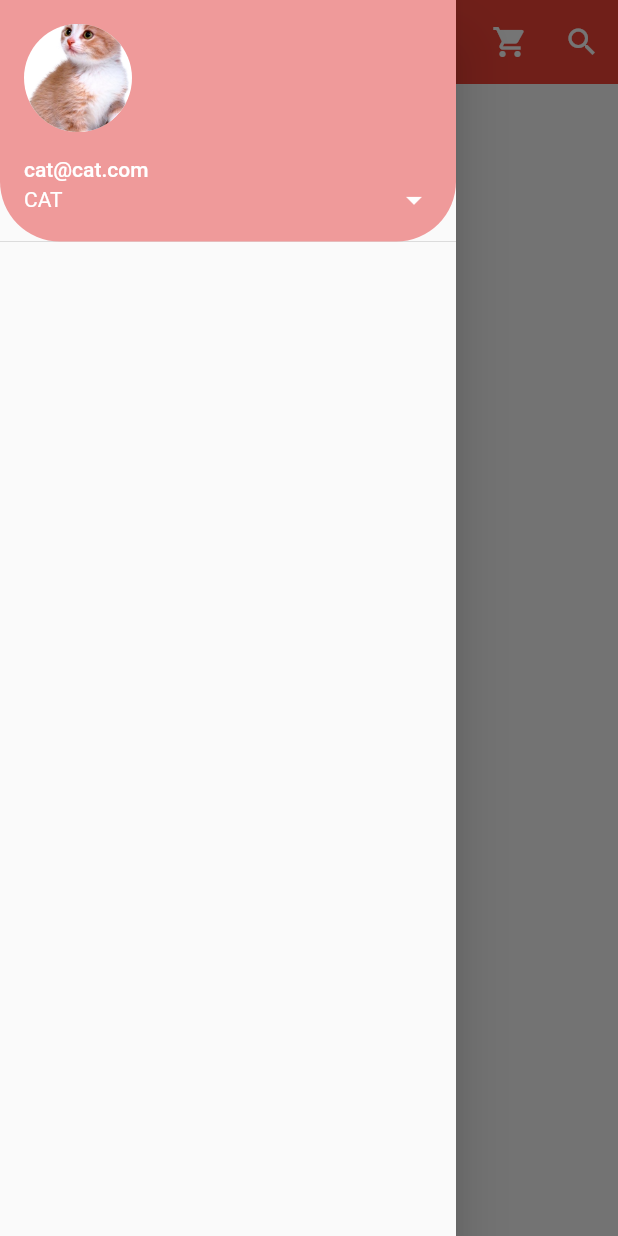
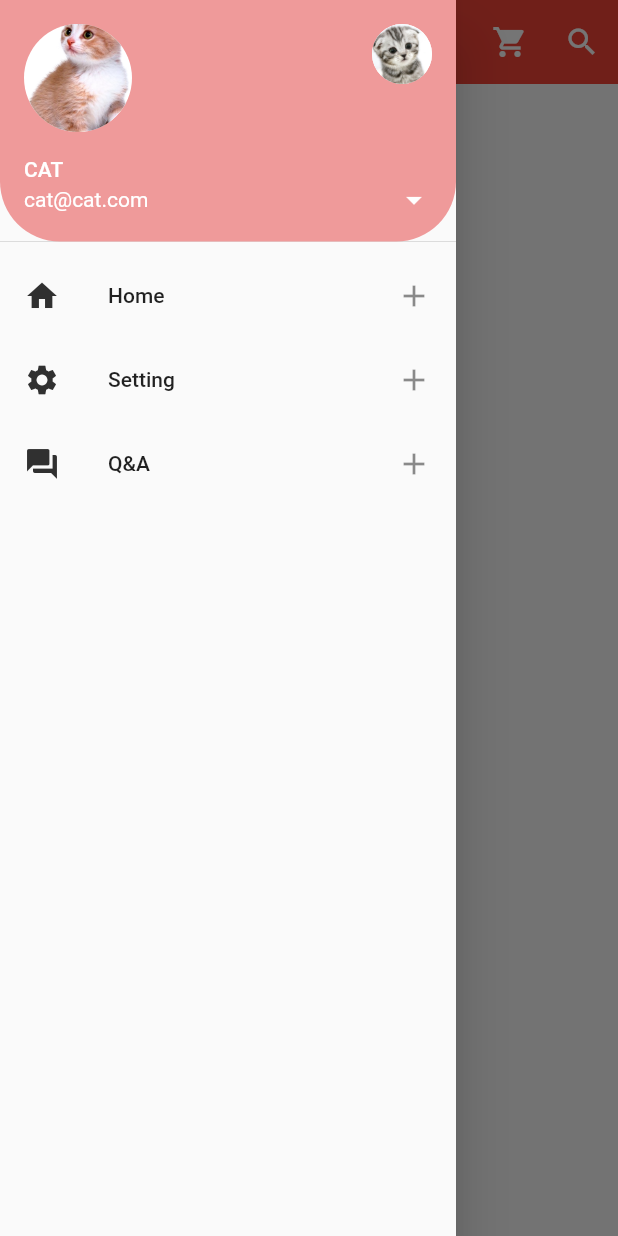
Before and after one commit to Bepo0328/StudyToFlutter, a Flutter app: the screen it shows after launch, with the side drawer open, on a phone screen of 412 x 824 dp. Run offline on Flutter 3.47's test engine with Material 2 defaults, Android fonts, the phone set to English and light mode, and no system bars.

Commit message:
StudyToFlutter: Flutter - Drawer 메뉴 2

```diff
--- a/flutter_application_1/lib/main.dart
+++ b/flutter_application_1/lib/main.dart
@@ -50,8 +50,18 @@ class MyHomePage extends StatelessWidget {
                 backgroundImage: AssetImage("assets/cat1.png"),
                 backgroundColor: Colors.white,
               ),
-              accountEmail: Text("CAT"),
-              accountName: Text("cat@cat.com"),
+              otherAccountsPictures: [
+                CircleAvatar(
+                  backgroundImage: AssetImage("assets/cat3.png"),
+                  backgroundColor: Colors.white,
+                ),
+                // CircleAvatar(
+                //   backgroundImage: AssetImage("assets/cat3.png"),
+                //   backgroundColor: Colors.white,
+                // ),
+              ],
+              accountName: Text("CAT"),
+              accountEmail: Text("cat@cat.com"),
               onDetailsPressed: () {
                 print("arrow is clicked");
               },
@@ -60,7 +70,40 @@ class MyHomePage extends StatelessWidget {
                   borderRadius: BorderRadius.only(
                       bottomLeft: Radius.circular(40.0),
                       bottomRight: Radius.circular(40.0))),
-            )
+            ),
+            ListTile(
+              leading: Icon(
+                Icons.home,
+                color: Colors.grey[850],
+              ),
+              title: Text("Home"),
+              onTap: () {
+                print("Home is clicked");
+              },
+              trailing: Icon(Icons.add),
+            ),
+            ListTile(
+              leading: Icon(
+                Icons.settings,
+                color: Colors.grey[850],
+              ),
+              title: Text("Setting"),
+              onTap: () {
+                print("Setting is clicked");
+              },
+              trailing: Icon(Icons.add),
+            ),
+            ListTile(
+              leading: Icon(
+                Icons.question_answer,
+                color: Colors.grey[850],
+              ),
+              title: Text("Q&A"),
+              onTap: () {
+                print("Q&A is clicked");
+              },
+              trailing: Icon(Icons.add),
+            ),
           ],
         ),
       ),
```
